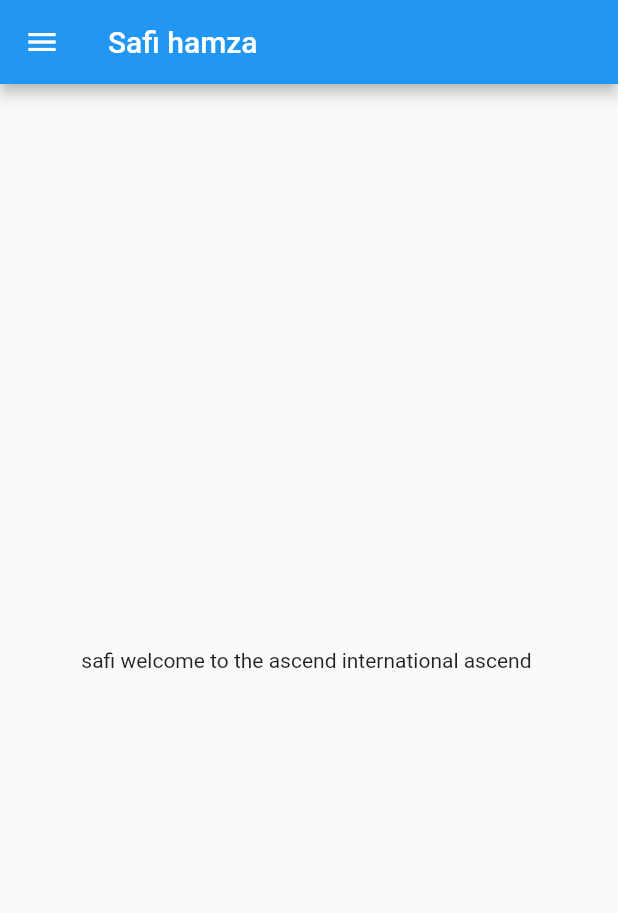
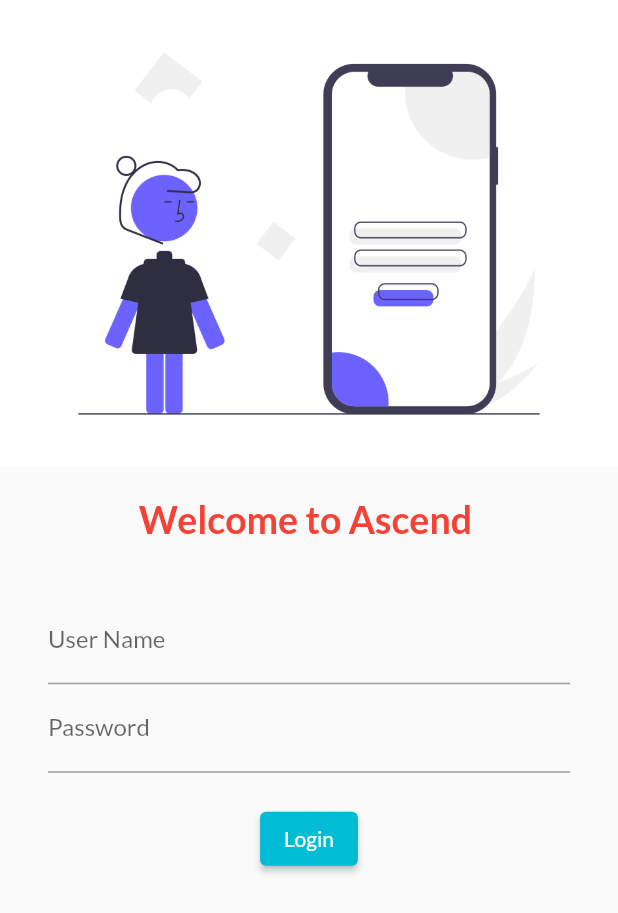
Before and after one commit to safiprog/flutterPra, a Flutter app: the screen it shows after launch, on a phone screen of 412 x 824 dp. Shown: the top 913 px of the screen. Run offline on Flutter 3.47's test engine with Material 2 defaults, Android fonts, the phone set to English and light mode, and no system bars; our stand-ins replace google_fonts.

Commit message:
for push to githup

```diff
--- a/lib/home_page.dart
+++ /dev/null
@@ -1,20 +0,0 @@
-import"package:flutter/material.dart";
-
-class home_page extends StatelessWidget {
-  const home_page({super.key});
-
-  @override
-  Widget build(BuildContext context) {
-    return Scaffold(
-      appBar: AppBar(
-        title: Text("Safi hamza"),
-      ),
-      body: Center(
-        child: Container(
-          child: Text("safi welcome to the ascend international ascend "),
-        ),
-      ),
-      drawer: Drawer(),
-    );
-  }
-}
--- a/lib/main.dart
+++ b/lib/main.dart
@@ -1,7 +1,9 @@
 import 'package:flutter/material.dart';
-import 'package:safi_day1/home_page.dart';
+import 'package:google_fonts/google_fonts.dart';
+import 'package:safi_day1/pages/home_page.dart';
+import 'package:safi_day1/pages/login_page.dart';
 void main(){
-  runApp(MyApp());
+  runApp(const MyApp());
 
 
 }
@@ -10,8 +12,19 @@
 
   @override
   Widget build(BuildContext context) {
-    return const MaterialApp(
-      home: home_page()
+    return  MaterialApp(
+       darkTheme: ThemeData.dark(),
+       themeMode: ThemeMode.system,
+       theme: ThemeData(
+        primarySwatch: Colors.cyan,
+        fontFamily: GoogleFonts.lato().fontFamily
+       ),
+       initialRoute: "/login",
+       routes: {
+        "/": (context) => const HomePage(),
+        "/login":(context) => const LoginPage()
+       },
+
     );
   }
 }
--- /dev/null
+++ b/lib/pages/home_page.dart
@@ -0,0 +1,20 @@
+import"package:flutter/material.dart";
+
+class HomePage extends StatelessWidget {
+  const HomePage({super.key});
+
+  @override
+  Widget build(BuildContext context) {
+    return Scaffold(
+      appBar: AppBar(
+        title: const Text("Safi hamza"),
+      ),
+      body: Center(
+        child: Container(
+          child:  const Text("safi welcome to the ascend international ascend "),
+        ),
+      ),
+      drawer: const Drawer(),
+    );
+  }
+}
--- /dev/null
+++ b/lib/pages/login_page.dart
@@ -0,0 +1,58 @@
+import 'package:flutter/material.dart';
+
+class LoginPage extends StatelessWidget {
+  const LoginPage({super.key});
+
+  @override
+  Widget build(BuildContext context) {
+    return Material(
+      child: Column(
+        children: [
+          Image.asset(
+            "assets/images/loginimage.png",
+            fit: BoxFit.cover,
+          ),
+          const SizedBox(
+            height: 20,
+          ),
+          const Text(
+            "Welcome to Ascend ",
+            style: TextStyle(
+                fontSize: 25, color: Colors.red, fontWeight: FontWeight.bold),
+          ),
+          const SizedBox(
+            height: 20,
+          ),
+          Padding(
+            padding: EdgeInsets.symmetric(vertical: 16.0, horizontal: 32.0),
+            child: Column(
+              children: [
+                const TextField(
+                  decoration: InputDecoration(
+                      hintText: "Enter UserName", label: Text("User Name")),
+                ),
+                const TextField(
+                  obscureText: true,
+                  decoration: InputDecoration(
+                      hintText: "Enter Password", label: Text("Password")),
+                ),
+                const SizedBox(
+                  height: 20,
+                ),
+                ElevatedButton(
+                  child: Text("Login"),
+                  style: TextButton.styleFrom(foregroundColor: Colors.white),
+                  onPressed: () {
+                   print("funcation called successfully");
+
+
+                  },
+                )
+              ],
+            ),
+          )
+        ],
+      ),
+    );
+  }
+}
--- a/pubspec.yaml
+++ b/pubspec.yaml
@@ -35,6 +35,7 @@
   # The following adds the Cupertino Icons font to your application.
   # Use with the CupertinoIcons class for iOS style icons.
   cupertino_icons: ^1.0.2
+  google_fonts: ^5.1.0
 
 dev_dependencies:
   flutter_test:
@@ -59,8 +60,8 @@
   uses-material-design: true
 
   # To add assets to your application, add an assets section, like this:
-  # assets:
-  #   - images/a_dot_burr.jpeg
+  assets:
+    - assets/images/
   #   - images/a_dot_ham.jpeg
 
   # An image asset can refer to one or more resolution-specific "variants", see
```
Also changed, not shown: assets/images/loginimage.png (added), pubspec.lock, 1 other file.
